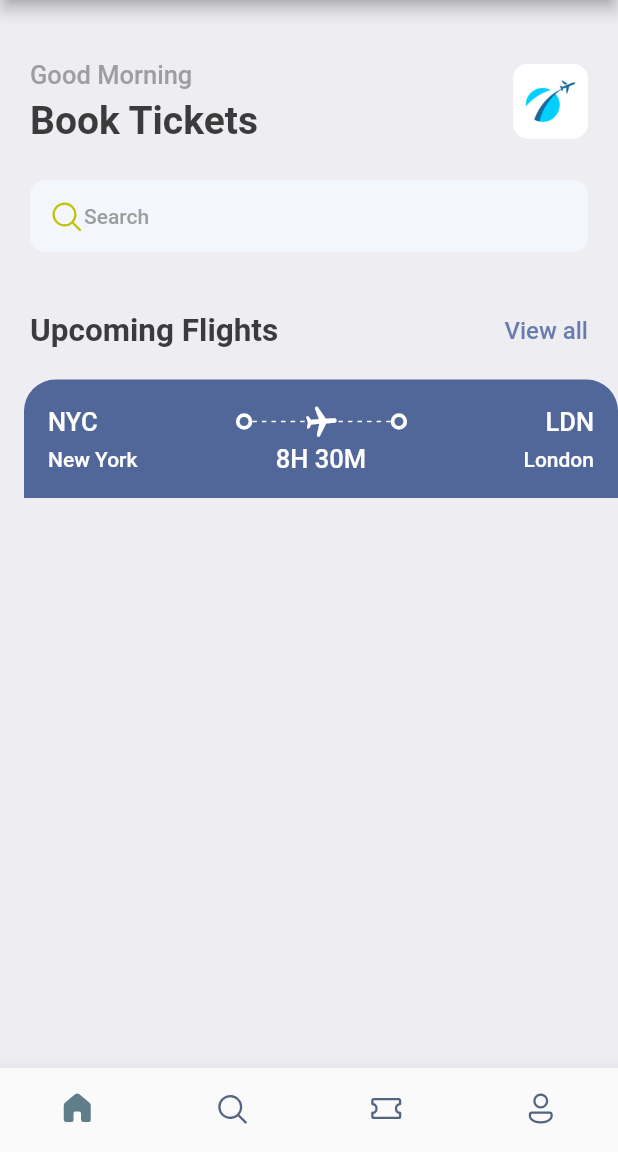
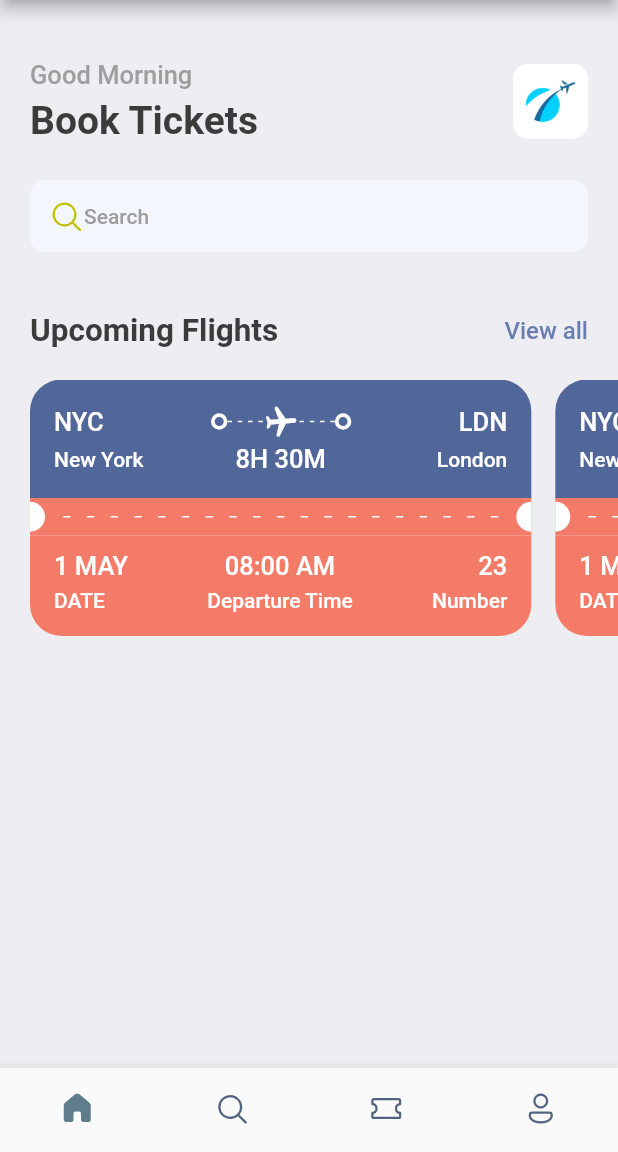
Before and after one commit to watacodes/flight_booking_app, a Flutter app: the screen it shows after launch, on a phone screen of 412 x 824 dp, the part 84-1236 px from its top. Run offline on Flutter 3.47's test engine with Material 2 defaults, Android fonts, the phone set to English and light mode, and no system bars; our stand-ins replace fluentui_icons, gap.

```diff
--- a/lib/screens/home_screen.dart
+++ b/lib/screens/home_screen.dart
@@ -15,7 +15,8 @@ class HomeScreen extends StatelessWidget {
   Widget build(BuildContext context) {
     return Scaffold(
       backgroundColor: Styles.bgColor,
-      body: ListView(children: [
+      body: ListView(
+        children: [
           Container(
             padding: const EdgeInsets.only(left: 20, right: 20),
             child: Column(
@@ -93,8 +94,18 @@ class HomeScreen extends StatelessWidget {
             ),
           ),
           const Gap(20),
+          SingleChildScrollView(
+            scrollDirection: Axis.horizontal,
+            padding: const EdgeInsets.only(left: 20),
+            child: Row(
+              children: [
                 TicketView(),
-      ]),
+                TicketView(),
+              ],
+            ),
+          ),
+        ],
+      ),
     );
   }
 }
--- a/lib/screens/ticket_view.dart
+++ b/lib/screens/ticket_view.dart
@@ -15,10 +15,10 @@ class TicketView extends StatelessWidget {
   Widget build(BuildContext context) {
     final size = AppLayout.getSize(context);
     return SizedBox(
-      width: size.width,
+      width: size.width * 0.85,
       height: 200,
       child: Container(
-        margin: const EdgeInsets.only(left: 16),
+        margin: const EdgeInsets.only(right: 16),
         child: Column(
           children: [
             Container(
@@ -31,6 +31,7 @@ class TicketView extends StatelessWidget {
               ),
               padding: const EdgeInsets.all(16),
               child: Column(
+                mainAxisSize: MainAxisSize.min,
                 children: [
                   Row(
                     children: [
@@ -122,7 +123,139 @@ class TicketView extends StatelessWidget {
                   )
                 ],
               ),
-            )
+            ),
+            Container(
+              color: Styles.orangeColor,
+              child: Row(
+                children: [
+                  const SizedBox(
+                    height: 20,
+                    width: 10,
+                    child: DecoratedBox(
+                      decoration: BoxDecoration(
+                        color: Colors.white,
+                        borderRadius: BorderRadius.only(
+                          topRight: Radius.circular(10),
+                          bottomRight: Radius.circular(10),
+                        ),
+                      ),
+                    ),
+                  ),
+                  Expanded(
+                    child: Padding(
+                      padding: const EdgeInsets.all(12),
+                      child: LayoutBuilder(
+                        builder:
+                            (BuildContext context, BoxConstraints constraints) {
+                          return Flex(
+                            direction: Axis.horizontal,
+                            mainAxisAlignment: MainAxisAlignment.spaceBetween,
+                            mainAxisSize: MainAxisSize.max,
+                            children: List.generate(
+                              (constraints.constrainWidth() / 15).floor(),
+                              (index) => SizedBox(
+                                width: 5,
+                                height: 1,
+                                child: DecoratedBox(
+                                  decoration: BoxDecoration(
+                                    color: Colors.white,
+                                  ),
+                                ),
+                              ),
+                            ),
+                          );
+                        },
+                      ),
+                    ),
+                  ),
+                  const SizedBox(
+                    height: 20,
+                    width: 10,
+                    child: DecoratedBox(
+                      decoration: BoxDecoration(
+                        color: Colors.white,
+                        borderRadius: BorderRadius.only(
+                          topLeft: Radius.circular(10),
+                          bottomLeft: Radius.circular(10),
+                        ),
+                      ),
+                    ),
+                  ),
+                ],
+              ),
+            ),
+            Container(
+              decoration: BoxDecoration(
+                borderRadius: const BorderRadius.only(
+                  bottomLeft: Radius.circular(21),
+                  bottomRight: Radius.circular(21),
+                ),
+                color: Styles.orangeColor,
+              ),
+              padding: const EdgeInsets.only(
+                left: 16,
+                top: 10,
+                right: 16,
+                bottom: 16,
+              ),
+              child: Column(
+                children: [
+                  Row(
+                    mainAxisAlignment: MainAxisAlignment.spaceBetween,
+                    children: [
+                      Column(
+                        crossAxisAlignment: CrossAxisAlignment.start,
+                        children: [
+                          Text(
+                            '1 MAY',
+                            style: Styles.headLineStyle3
+                                .copyWith(color: Colors.white),
+                          ),
+                          const Gap(5),
+                          Text(
+                            'DATE',
+                            style: Styles.headLineStyle4
+                                .copyWith(color: Colors.white),
+                          ),
+                        ],
+                      ),
+                      Column(
+                        crossAxisAlignment: CrossAxisAlignment.center,
+                        children: [
+                          Text(
+                            '08:00 AM',
+                            style: Styles.headLineStyle3
+                                .copyWith(color: Colors.white),
+                          ),
+                          const Gap(5),
+                          Text(
+                            'Departure Time',
+                            style: Styles.headLineStyle4
+                                .copyWith(color: Colors.white),
+                          ),
+                        ],
+                      ),
+                      Column(
+                        crossAxisAlignment: CrossAxisAlignment.end,
+                        children: [
+                          Text(
+                            '23',
+                            style: Styles.headLineStyle3
+                                .copyWith(color: Colors.white),
+                          ),
+                          const Gap(5),
+                          Text(
+                            'Number',
+                            style: Styles.headLineStyle4
+                                .copyWith(color: Colors.white),
+                          ),
+                        ],
+                      ),
+                    ],
+                  ),
+                ],
+              ),
+            ),
           ],
         ),
       ),
--- a/lib/utils/app_styles.dart
+++ b/lib/utils/app_styles.dart
@@ -6,7 +6,7 @@ class Styles {
   static Color primariColor = primary;
   static Color textColor = const Color(0xFF3b3b3b);
   static Color bgColor = const Color(0xFFeeedf2);
-  static Color orangeColor = const Color(0xFF526799);
+  static Color orangeColor = const Color(0xFFF37B67);
   static TextStyle textStyle =
       TextStyle(fontSize: 16, color: textColor, fontWeight: FontWeight.w500);
   static TextStyle headLineStyle1 =
```
Also changed, not shown: 1 other file. Lines whose indentation alone changed are shown as unchanged.
